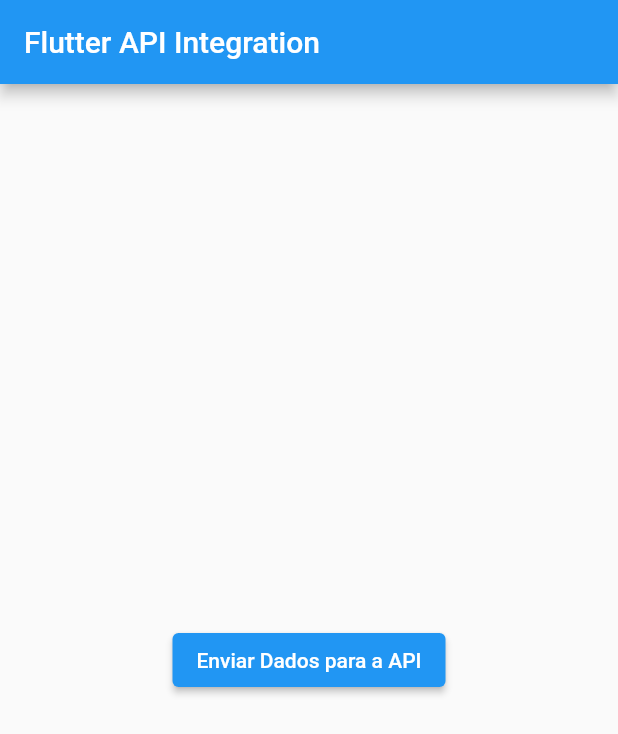
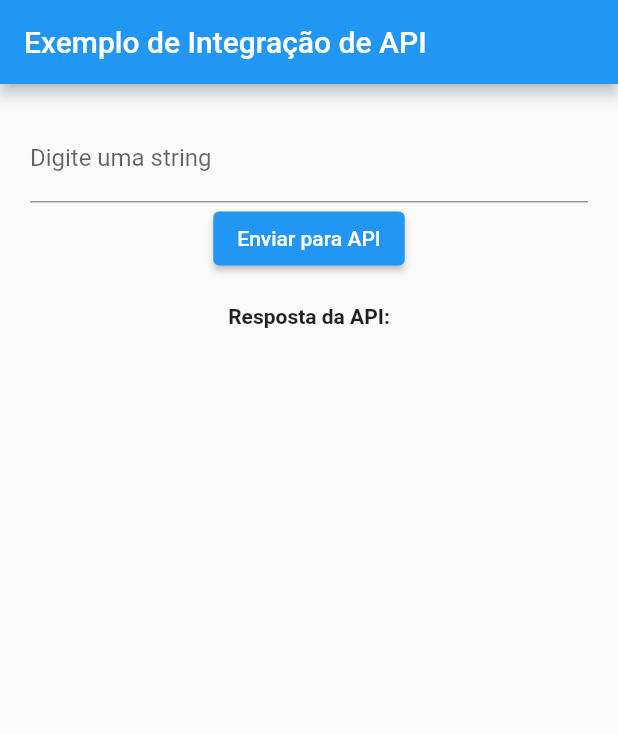
Before and after one commit to matheusAFONSECA/BIT-A-BIT, a Flutter app: the screen it shows after launch, on a phone screen of 412 x 824 dp. Shown: the top 734 px of the screen. Run offline on Flutter 3.47's test engine with Material 2 defaults, Android fonts, the phone set to English and light mode, and no system bars; our stand-ins replace google_fonts; missing offline and left inert: a package.

Commit message:
Adicionei uma tela onde podemos fazer a requisição para a API e pegamos o retorno(simplificação da expressão booleana), roda localmente

```diff
--- /dev/null
+++ b/app_python/lib/MyApiScream.dart
@@ -0,0 +1,66 @@
+import 'package:flutter/material.dart';
+import 'package:http/http.dart' as http;
+
+class MyAPIScreen extends StatefulWidget {
+  @override
+  _MyAPIScreenState createState() => _MyAPIScreenState();
+}
+
+class _MyAPIScreenState extends State<MyAPIScreen> {
+  String _inputText = '';
+  String _responseText = '';
+
+  Future<void> _sendDataToAPI() async {
+    final url = "http://127.0.0.1:5000/simplifica";
+
+    final response =
+        await http.post(Uri.parse(url), body: {"data": _inputText});
+
+    if (response.statusCode == 200) {
+      // A solicitação foi bem-sucedida
+      final responseData = response.body;
+      setState(() {
+        _responseText = responseData;
+      });
+    } else {
+      // A solicitação falhou
+      print('Erro na solicitação: ${response.statusCode}');
+    }
+  }
+
+  @override
+  Widget build(BuildContext context) {
+    return Scaffold(
+      appBar: AppBar(
+        title: const Text('Exemplo de Integração de API'),
+      ),
+      body: Padding(
+        padding: const EdgeInsets.all(20.0),
+        child: Column(
+          children: [
+            TextField(
+              onChanged: (value) {
+                setState(() {
+                  _inputText = value;
+                });
+              },
+              decoration: const InputDecoration(
+                labelText: 'Digite uma string',
+              ),
+            ),
+            ElevatedButton(
+              onPressed: _sendDataToAPI,
+              child: const Text('Enviar para API'),
+            ),
+            const SizedBox(height: 20.0),
+            const Text(
+              'Resposta da API:',
+              style: TextStyle(fontWeight: FontWeight.bold),
+            ),
+            Text(_responseText),
+          ],
+        ),
+      ),
+    );
+  }
+}
--- a/app_python/lib/main.dart
+++ b/app_python/lib/main.dart
@@ -1,6 +1,5 @@
 import 'package:flutter/material.dart';
-import 'dart:convert';
-import 'package:http/http.dart' as http;
+import 'package:app_python/MyApiScream.dart';
 
 void main() {
   runApp(MyApp());
@@ -10,43 +9,8 @@
   @override
   Widget build(BuildContext context) {
     return MaterialApp(
-      home: MyHomePage(),
+      title: 'My App',
+      home: MyAPIScreen(),
     );
   }
 }
-
-class MyHomePage extends StatelessWidget {
-  Future<void> sendDataToAPI() async {
-    final apiUrl = 'http://10.0.44.30:5000/';
-    final data = {'key': 'value'}; // Dados que você quer enviar para a API
-
-    final response = await http.post(
-      Uri.parse(apiUrl),
-      headers: {'Content-Type': 'application/json'},
-      body: jsonEncode(data),
-    );
-
-    if (response.statusCode == 200) {
-      print('API Response: ${response.body}');
-    } else {
-      print('Failed to send data to API');
-    }
-  }
-
-  @override
-  Widget build(BuildContext context) {
-    return Scaffold(
-      appBar: AppBar(
-        title: Text('Flutter API Integration'),
-      ),
-      body: Center(
-        child: ElevatedButton(
-          onPressed: () {
-            sendDataToAPI(); // Chame a função aqui quando o botão for pressionado
-          },
-          child: Text('Enviar Dados para a API'),
-        ),
-      ),
-    );
-  }
-}
```
Also changed, not shown: app_python/pubspec.lock.
